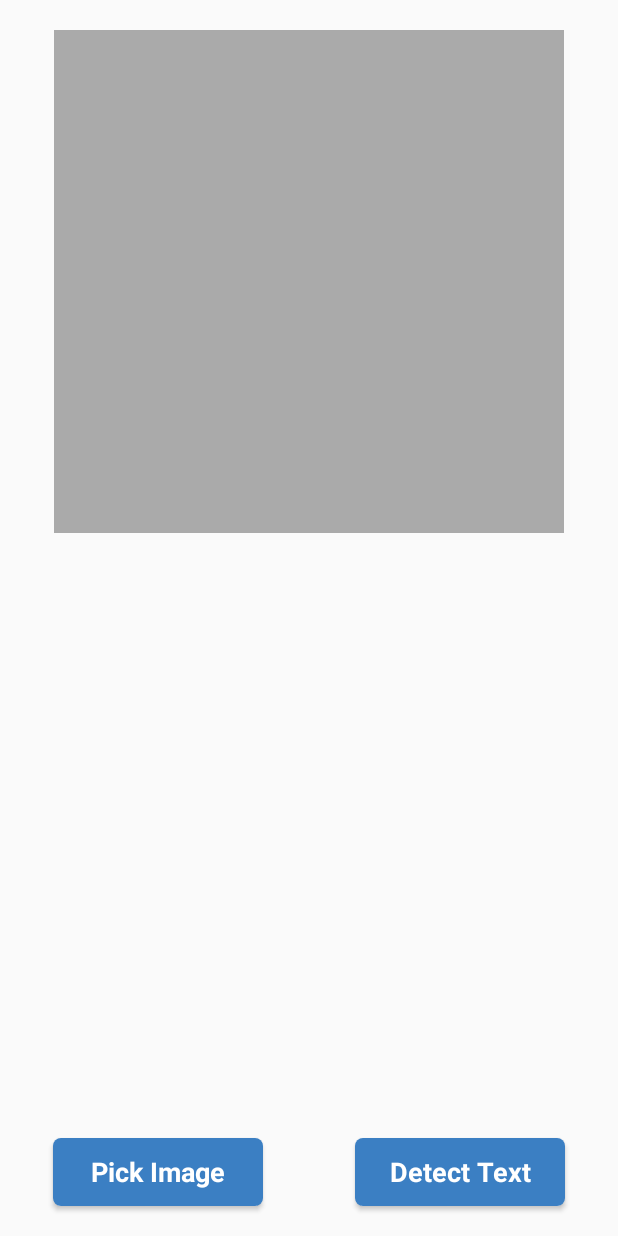
After one commit to SLIIT-HCI/finance-app, an Android app: the TextRecognitionActivity screen opened directly, with no data from a screen before it, on a phone screen of 412 x 824 dp. The commit adds this screen. Run offline under Robolectric (Android 15) with nearby library versions, the phone set to English and light mode, and no system bars; Roboto replaces fonts that are not available here.

Commit message:
Scan Receipts

```diff
--- a/app/build.gradle
+++ b/app/build.gradle
@@ -37,5 +37,6 @@ dependencies {
     androidTestImplementation 'androidx.test.ext:junit:1.1.2'
     androidTestImplementation 'androidx.test.espresso:espresso-core:3.3.0'
     implementation 'com.google.android.material:material:1.1.0'
+    implementation 'com.google.android.gms:play-services-vision:20.1.3'
 
 }
--- a/app/src/main/java/com/example/financemanagementapp/MainDashboardFragment.java
+++ b/app/src/main/java/com/example/financemanagementapp/MainDashboardFragment.java
@@ -20,6 +20,10 @@ public class MainDashboardFragment extends Fragment {
     public View onCreateView(LayoutInflater inflater, ViewGroup container, Bundle savedInstanceState) {
 
         View view = inflater.inflate(R.layout.fragment_main_dashboard, container, false);
+
+        //FragmentTransaction fragmentTransaction = getChildFragmentManager().beginTransaction();
+        //fragmentTransaction.replace(R.id.fragment, new DashboardFragment());
+        //fragmentTransaction.commit();
 
         Button dashboard = (Button)view.findViewById(R.id.dashboard);
         dashboard.setOnClickListener(new View.OnClickListener() {
--- /dev/null
+++ b/app/src/main/java/com/example/financemanagementapp/TextRecognitionActivity.java
@@ -0,0 +1,92 @@
+package com.example.financemanagementapp;
+
+import androidx.appcompat.app.AppCompatActivity;
+
+import android.content.Intent;
+import android.graphics.Bitmap;
+import android.graphics.drawable.BitmapDrawable;
+import android.net.Uri;
+import android.os.Bundle;
+import android.provider.MediaStore;
+import android.util.SparseArray;
+import android.view.View;
+import android.widget.Button;
+import android.widget.ImageView;
+import android.widget.TextView;
+
+import com.google.android.gms.vision.Frame;
+import com.google.android.gms.vision.text.TextBlock;
+import com.google.android.gms.vision.text.TextRecognizer;
+
+public class TextRecognitionActivity extends AppCompatActivity {
+
+    private final int REQUEST_CODE=10;
+    ImageView image;
+    Button importBtn, detectbtn;
+    TextView diplayDetectedText;
+
+    @Override
+    protected void onCreate(Bundle savedInstanceState) {
+        super.onCreate(savedInstanceState);
+        setContentView(R.layout.activity_text_recognition);
+
+        image = findViewById(R.id.receipt);
+        importBtn = findViewById(R.id.importBtn);
+        detectbtn = findViewById(R.id.txtDetectBtn);
+        diplayDetectedText = findViewById(R.id.diplayDetectedText);
+
+        importBtn.setOnClickListener(new View.OnClickListener() {
+            @Override
+            public void onClick(View v) {
+                Intent getImage = new Intent(Intent.ACTION_PICK, MediaStore.Images.Media.EXTERNAL_CONTENT_URI);
+                startActivityForResult(getImage,REQUEST_CODE);
+                importBtn.setText("Repick Image");
+            }
+        });
+
+        detectbtn.setOnClickListener(new View.OnClickListener() {
+            @Override
+            public void onClick(View v) {
+                detectText();
+            }
+        });
+
+    }
+
+    @Override
+    protected void onActivityResult(int requestCode, int resultCode, Intent data) {
+        super.onActivityResult(requestCode, resultCode, data);
+        if(requestCode ==REQUEST_CODE && data != null && data.getData() != null) {
+            Uri uri = data.getData();
+            image.setImageURI(uri);
+        }
+
+    }
+
+    private void detectText() {
+        //perform text detection here
+        //define TextRecognizer
+        TextRecognizer recognizer = new TextRecognizer.Builder(TextRecognitionActivity.this).build();
+
+        //Get bitmap from imageview
+        Bitmap bitmap = ((BitmapDrawable)image.getDrawable()).getBitmap();
+
+        //get frame from bitmap
+        Frame frame = new Frame.Builder().setBitmap(bitmap).build();
+
+        //get data from frame
+        SparseArray<TextBlock> sparseArray =  recognizer.detect(frame);
+
+        //set data on textview
+        StringBuilder stringBuilder = new StringBuilder();
+
+        for(int i=0;i < sparseArray.size(); i++){
+            TextBlock tx = sparseArray.get(i);
+            String str = tx.getValue();
+            stringBuilder.append(str);
+        }
+        diplayDetectedText.setText(stringBuilder);
+    }
+
+
+}
--- /dev/null
+++ b/app/src/main/res/drawable/buttons.xml
@@ -0,0 +1,8 @@
+<?xml version="1.0" encoding="utf-8"?>
+<shape xmlns:android="http://schemas.android.com/apk/res/android"
+    android:shape="rectangle">
+
+    <solid android:color="#3B7FC3" />
+    <corners android:radius="5dp" />
+
+</shape>
--- /dev/null
+++ b/app/src/main/res/layout/activity_text_recognition.xml
@@ -0,0 +1,65 @@
+<?xml version="1.0" encoding="utf-8"?>
+<androidx.constraintlayout.widget.ConstraintLayout xmlns:android="http://schemas.android.com/apk/res/android"
+    xmlns:app="http://schemas.android.com/apk/res-auto"
+    xmlns:tools="http://schemas.android.com/tools"
+    android:layout_width="match_parent"
+    android:layout_height="match_parent"
+    tools:context=".TextRecognitionActivity">
+
+    <ImageView
+        android:id="@+id/receipt"
+        android:layout_width="340dp"
+        android:layout_height="335dp"
+        android:layout_marginTop="20dp"
+        android:background="@android:color/darker_gray"
+        app:layout_constraintEnd_toEndOf="parent"
+        app:layout_constraintHorizontal_bias="0.5"
+        app:layout_constraintStart_toStartOf="parent"
+        app:layout_constraintTop_toTopOf="parent" />
+
+    <Button
+        android:id="@+id/importBtn"
+        android:layout_width="140dp"
+        android:layout_height="45dp"
+        android:layout_marginStart="35dp"
+        android:layout_marginBottom="20dp"
+        android:background="@drawable/buttons"
+        android:elevation="50dp"
+        android:text="Pick Image"
+        android:textAppearance="@style/TextAppearance.AppCompat.Body1"
+        android:textColor="@color/white"
+        android:textSize="18sp"
+        android:textStyle="bold"
+        app:layout_constraintBottom_toBottomOf="parent"
+        app:layout_constraintStart_toStartOf="parent" />
+
+    <Button
+        android:id="@+id/txtDetectBtn"
+        android:layout_width="140dp"
+        android:layout_height="45dp"
+        android:layout_marginStart="61dp"
+        android:layout_marginEnd="35dp"
+        android:layout_marginBottom="20dp"
+        android:background="@drawable/buttons"
+        android:elevation="50dp"
+        android:text="Detect Text"
+        android:textAppearance="@style/TextAppearance.AppCompat.Body1"
+        android:textColor="@color/white"
+        android:textSize="18sp"
+        android:textStyle="bold"
+        app:layout_constraintBottom_toBottomOf="parent"
+        app:layout_constraintEnd_toEndOf="parent"
+        app:layout_constraintStart_toEndOf="@+id/importBtn" />
+
+    <TextView
+        android:id="@+id/diplayDetectedText"
+        android:layout_width="340dp"
+        android:layout_height="260dp"
+        android:layout_marginTop="9dp"
+        app:layout_constraintEnd_toEndOf="parent"
+        app:layout_constraintHorizontal_bias="0.5"
+        app:layout_constraintStart_toStartOf="parent"
+        app:layout_constraintTop_toBottomOf="@+id/receipt" />
+
+
+</androidx.constraintlayout.widget.ConstraintLayout>
--- a/app/src/main/res/layout/fragment_main_dashboard.xml
+++ b/app/src/main/res/layout/fragment_main_dashboard.xml
@@ -83,7 +83,7 @@
 
     <fragment
         android:id="@+id/fragment"
-        android:name="com.example.financemanagementapp.DashboardFragment"
+        class="com.example.financemanagementapp.DashboardFragment"
         android:layout_width="match_parent"
         android:layout_height="match_parent" />
 
```
Also changed, not shown: app/src/main/AndroidManifest.xml (+9 -1 lines), app/src/main/java/com/example/financemanagementapp/DashboardFragment.java (+6 -2 lines), app/src/main/java/com/example/financemanagementapp/SmartReceiptCapture.java (added, +84 -0 lines), app/src/main/java/com/example/financemanagementapp/TransactionsFragment.java (+11 -41 lines), app/src/main/res/drawable/round_button.xml (deleted, +0 -10 lines), app/src/main/res/layout/activity_smart_receipt_capture.xml (added, +67 -0 lines), app/src/main/res/drawable-v24/image_placeholder.png (added).
